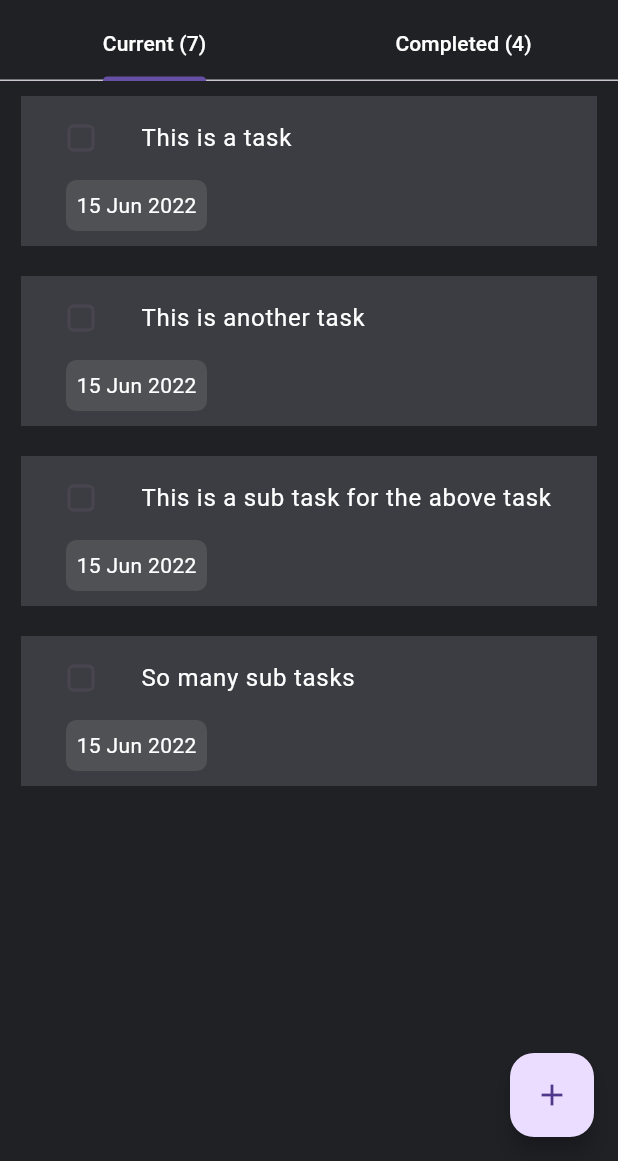
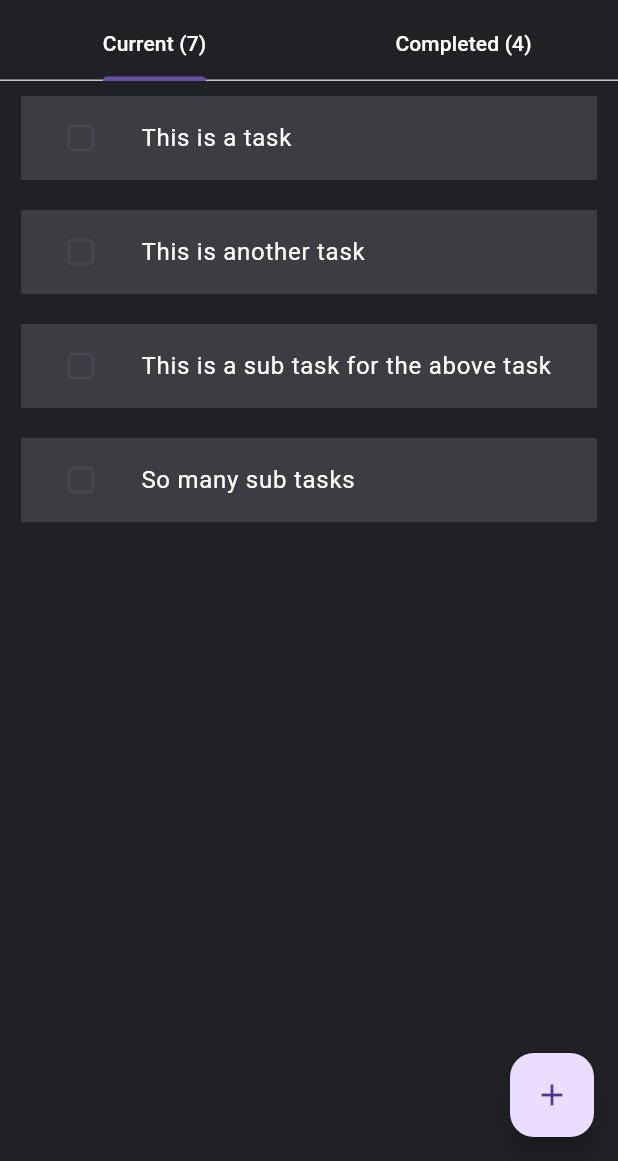
Before and after one commit to BavlyMourad/todo, a Flutter app: the screen it shows after launch, on a phone screen of 412 x 824 dp, the part 75-1236 px from its top. Run offline on Flutter 3.47's test engine with Material 2 defaults, Android fonts, the phone set to English and light mode, and no system bars; drawn by our look-alikes of flutter_slidable.

Commit message:
Fixed some stuff in UI

```diff
--- a/lib/widgets/task_card.dart
+++ b/lib/widgets/task_card.dart
@@ -3,7 +3,6 @@ import 'package:flutter_slidable/flutter_slidable.dart';
 import 'package:todo_app/utils/app_colors.dart';
 import 'package:todo_app/utils/app_strings.dart';
 import 'package:todo_app/utils/app_utils.dart';
-import 'package:todo_app/widgets/task_date.dart';
 import 'package:todo_app/widgets/task_list_tile.dart';
 
 class TaskCard extends StatefulWidget {
@@ -26,7 +25,7 @@ class _TaskCardState extends State<TaskCard> {
         vertical: 10.0,
       ),
       child: Slidable(
-        startActionPane: ActionPane(
+        endActionPane: ActionPane(
           motion: const ScrollMotion(),
           children: [
             SlidableAction(
@@ -39,11 +38,6 @@ class _TaskCardState extends State<TaskCard> {
               icon: Icons.edit,
               label: AppStrings.editButtonTitle,
             ),
-          ],
-        ),
-        endActionPane: ActionPane(
-          motion: const ScrollMotion(),
-          children: [
             SlidableAction(
               onPressed: (context) {},
               backgroundColor: AppColors.red400,
@@ -73,9 +67,6 @@ class _TaskCardState extends State<TaskCard> {
                     });
                   },
                 ),
-                const TaskDate(
-                  date: '15 Jun 2022',
-                ),
               ],
             ),
           ),
--- a/lib/widgets/task_date.dart
+++ /dev/null
@@ -1,27 +0,0 @@
-import 'package:flutter/material.dart';
-import 'package:todo_app/utils/app_colors.dart';
-
-class TaskDate extends StatelessWidget {
-  const TaskDate({super.key, required this.date});
-
-  final String date;
-
-  @override
-  Widget build(BuildContext context) {
-    return Container(
-      padding: const EdgeInsets.all(7.0),
-      decoration: BoxDecoration(
-        color: Colors.white10,
-        borderRadius: BorderRadius.circular(7.0),
-      ),
-      margin: const EdgeInsets.only(
-        left: 30.0,
-        bottom: 10.0,
-      ),
-      child: Text(
-        date,
-        style: const TextStyle(color: AppColors.white),
-      ),
-    );
-  }
-}
```
